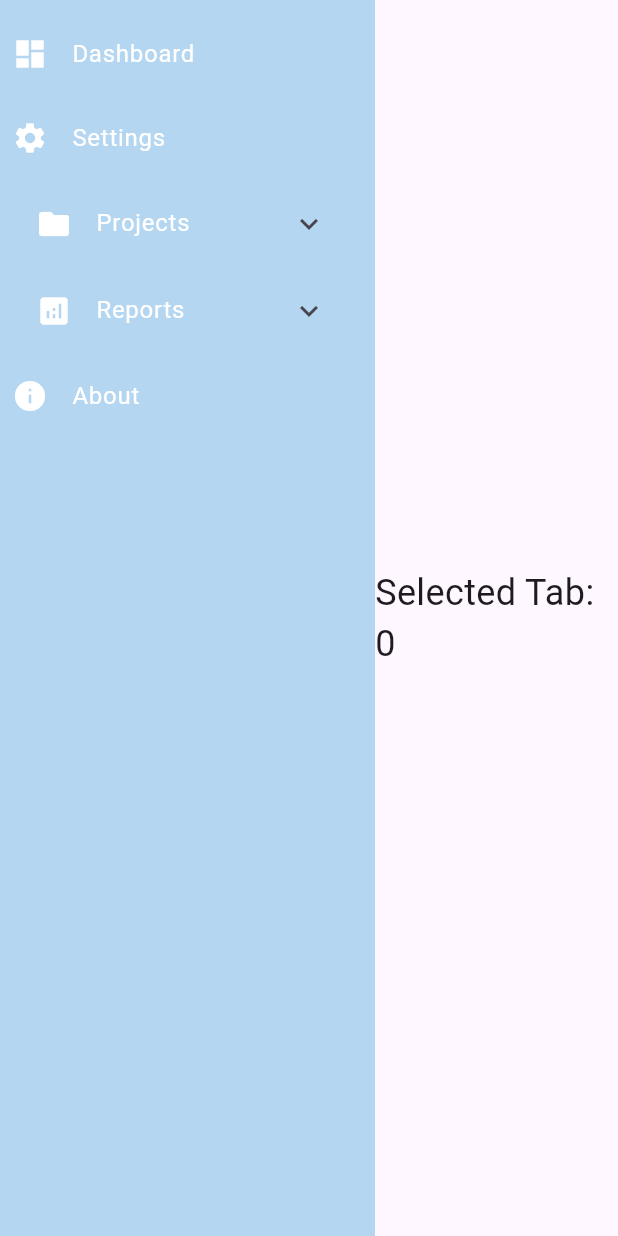
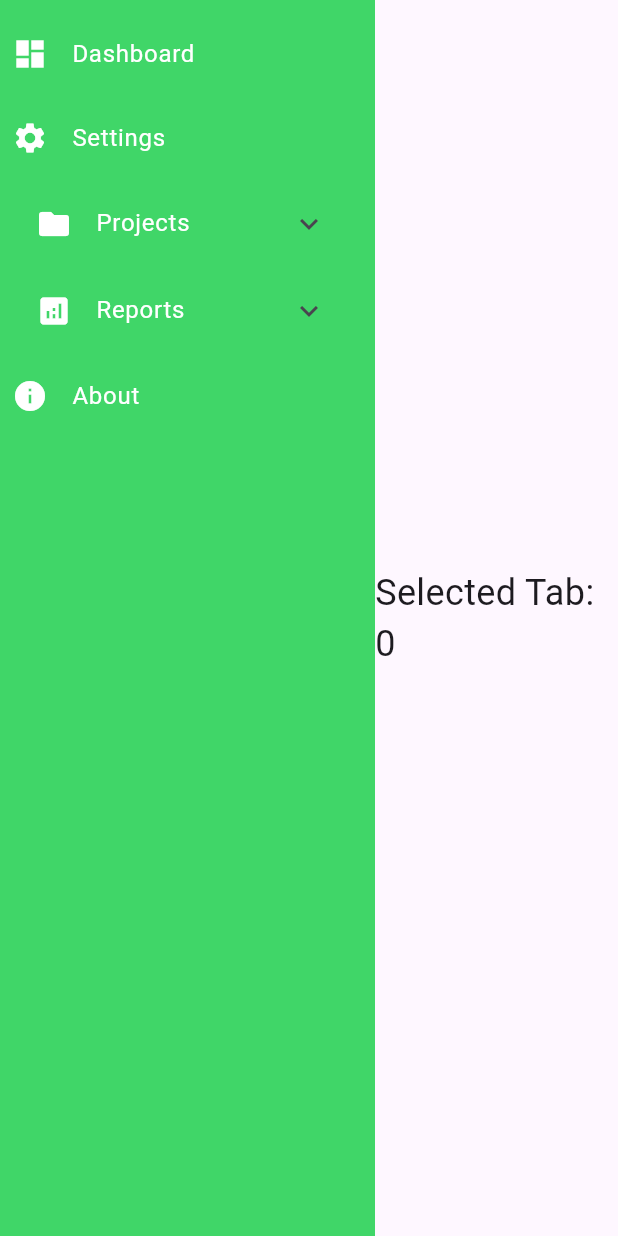
Before and after one commit to AswinAzikar/sider, a Flutter app: the screen it shows after launch, on a phone screen of 412 x 824 dp. Run offline on Flutter 3.47's test engine with Material 3 defaults, Android fonts, the phone set to English and light mode, and no system bars.

Commit message:
Refactor ExpandableDrawerTab constructor and update SideDrawer background color

```diff
--- a/lib/expandable_drawer_tab.dart
+++ b/lib/expandable_drawer_tab.dart
@@ -7,8 +7,7 @@ class ExpandableDrawerTab extends StatelessWidget {
   final int tabId;
   final List<Widget> children;
 
-
-  const ExpandableDrawerTab({
+  const  ExpandableDrawerTab({
     super.key,
     required this.title,
     required this.icon,
--- a/lib/main.dart
+++ b/lib/main.dart
@@ -17,7 +17,7 @@ class MyApp extends StatelessWidget {
           children: [
             SideDrawer(
               headerWidget: SizedBox(),
-              backgroundColor: const Color.fromARGB(255, 181, 214, 240),
+              backgroundColor: const Color.fromARGB(255, 64, 214, 104),
             ),
             Expanded(
               child: Center(
```
